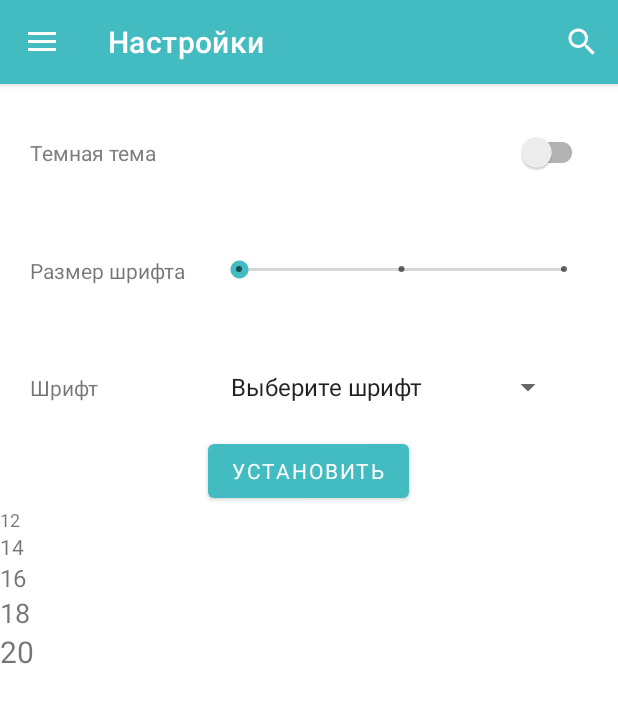
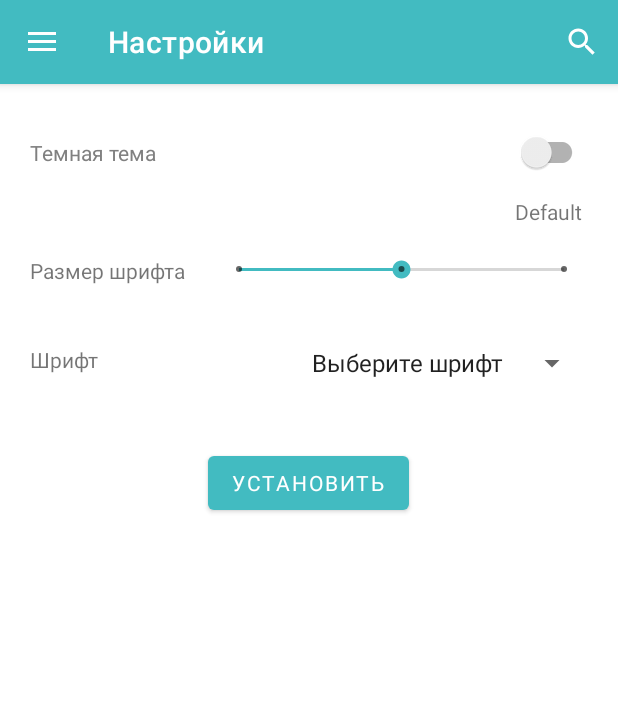
Before and after one commit to HelgaLnz/DiseaseDirectory, an Android app: the fragment OptionsFragment placed in its activity, on a phone screen of 412 x 824 dp. Shown: the top 703 px of the screen. Run offline under Robolectric (Android 15) with nearby library versions, the phone set to English and light mode, and no system bars.

Commit message:
change font size and font family

```diff
--- a/app/src/main/java/com/example/diseasedirectory/MainActivity.kt
+++ b/app/src/main/java/com/example/diseasedirectory/MainActivity.kt
@@ -10,6 +10,8 @@ import androidx.core.view.isVisible
 import androidx.fragment.app.Fragment
 import com.example.diseasedirectory.adapter.DiseaseAdapter
 import com.example.diseasedirectory.disease.Singleton
+import com.example.diseasedirectory.enum.FontFamilyName
+import com.example.diseasedirectory.textsizeutils.FontSize
 import com.example.diseasedirectory.typefaceutils.Typeface
 import kotlinx.android.synthetic.main.activity_main.*
 import kotlinx.android.synthetic.main.fragment_disease_list.view.*
@@ -20,7 +22,9 @@ class MainActivity : AppCompatActivity() {
 
     override fun onCreate(savedInstanceState: Bundle?) {
         val typeface = Typeface.initialSharedPreferences(this).getString(Typeface.KEY_FONT_FAMILY_STRING, "NoFontFamily")
-        Typeface.setFontFamilyApp(this, Typeface.getFontFamily(typeface!!))
+        Typeface.setFontFamilyApp(this, FontFamilyName.getFontFamily(typeface!!))
+        val textSize = FontSize.initialSharedPreferences(this).getString(FontSize.KEY_FONT_SIZE_STRING, "Default")
+        FontSize.setFontSizeApp(this, FontSize.getTextSize(textSize!!))
 
         super.onCreate(savedInstanceState)
         setContentView(R.layout.activity_main)
--- /dev/null
+++ b/app/src/main/java/com/example/diseasedirectory/textsizeutils/FontSize.kt
@@ -0,0 +1,56 @@
+package com.example.diseasedirectory.textsizeutils
+
+import android.content.Context
+import android.content.SharedPreferences
+import android.content.res.Resources
+import android.widget.TextView
+import android.widget.Toast
+import androidx.core.content.res.ResourcesCompat
+import com.example.diseasedirectory.R
+import com.example.diseasedirectory.enum.FontSizeEnum
+import com.example.diseasedirectory.typefaceutils.Typeface
+
+class FontSize {
+    companion object{
+        var spTextSize : SharedPreferences? = null
+        var editorTextSize: SharedPreferences.Editor? = null
+        const val KEY_FONT_SIZE_STRING = "FontSize"
+        private const val SHARED_PREF_NAME_FONT_SIZE = "FontSize"
+
+        fun initialSharedPreferences(context: Context): SharedPreferences {
+            spTextSize = context.getSharedPreferences(SHARED_PREF_NAME_FONT_SIZE, Context.MODE_PRIVATE)
+            return spTextSize!!
+        }
+
+        fun setFontSizeApp(context: Context, fontSize: FontSizeEnum){
+            try {
+                editorTextSize = initialSharedPreferences(context).edit()
+                editorTextSize!!.putString(KEY_FONT_SIZE_STRING, fontSize.name).apply()
+                when(fontSize){
+                    FontSizeEnum.Small -> context.resources.configuration.fontScale = FontSizeEnum.Small.coef
+                    FontSizeEnum.Default -> context.resources.configuration.fontScale = FontSizeEnum.Default.coef
+                    FontSizeEnum.Large -> context.resources.configuration.fontScale = FontSizeEnum.Large.coef
+                }
+                context.resources.updateConfiguration(context.resources.configuration, context.resources.displayMetrics)
+
+            }catch (e: Exception){
+                Toast.makeText(context, e.message, Toast.LENGTH_SHORT).show()
+            }
+        }
+        fun setFontSizeTextView(progress: Int, textView: TextView){
+            when(progress){
+                0 -> textView.textSize = 14 * FontSizeEnum.Small.coef
+                1 -> textView.textSize = 14 * FontSizeEnum.Default.coef
+                2 -> textView.textSize = 14 * FontSizeEnum.Large.coef
+            }
+        }
+        fun getTextSize(textSize: String): FontSizeEnum{
+            return when(textSize){
+                FontSizeEnum.Small.name -> FontSizeEnum.Small
+                FontSizeEnum.Default.name -> FontSizeEnum.Default
+                FontSizeEnum.Large.name -> FontSizeEnum.Large
+                else -> FontSizeEnum.Default
+            }
+        }
+    }
+}
--- a/app/src/main/java/com/example/diseasedirectory/typefaceutils/Typeface.kt
+++ b/app/src/main/java/com/example/diseasedirectory/typefaceutils/Typeface.kt
@@ -7,25 +7,23 @@ import android.widget.Toast
 import androidx.core.content.res.ResourcesCompat
 import com.example.diseasedirectory.R
 import com.example.diseasedirectory.enum.FontFamilyName
-import java.text.FieldPosition
 
 class Typeface {
     companion object{
-        var sharedPreferences : SharedPreferences? = null
-        var editor: SharedPreferences.Editor? = null
+        var spFontFamily : SharedPreferences? = null
+        var editorFontFamily: SharedPreferences.Editor? = null
         const val KEY_FONT_FAMILY_STRING = "FontFamily"
         private const val SHARED_PREF_NAME_FONT_FAMILY = "fontFamily"
 
         fun initialSharedPreferences(context: Context): SharedPreferences {
-            sharedPreferences = context.getSharedPreferences(SHARED_PREF_NAME_FONT_FAMILY, Context.MODE_PRIVATE)
-            return sharedPreferences!!
+            spFontFamily = context.getSharedPreferences(SHARED_PREF_NAME_FONT_FAMILY, Context.MODE_PRIVATE)
+            return spFontFamily!!
         }
 
         fun setFontFamilyApp(context: Context, font: FontFamilyName) {
             try {
-                editor = initialSharedPreferences(context).edit()
-                editor!!.putString(KEY_FONT_FAMILY_STRING, font.name)
-                editor!!.apply()
+                editorFontFamily = initialSharedPreferences(context).edit()
+                editorFontFamily!!.putString(KEY_FONT_FAMILY_STRING, font.name).apply()
                 when(font){
                     FontFamilyName.Sans_Serif -> context.setTheme(R.style.Theme_DiseaseDirectory_SansSerif)
                     FontFamilyName.Caveat -> context.setTheme(R.style.Theme_DiseaseDirectory_Caveat)
@@ -43,44 +41,10 @@ class Typeface {
         }
 
         fun setFontFamilyTextView(context: Context, position: Int, textView: TextView){
-            when(position){
-                1 -> textView.typeface = ResourcesCompat.getFont(context, R.font.sans_serif)
-                2 -> textView.typeface = ResourcesCompat.getFont(context, R.font.caveat)
-                3 -> textView.typeface = ResourcesCompat.getFont(context, R.font.lora)
-                4 -> textView.typeface = ResourcesCompat.getFont(context, R.font.lora_italic)
-                5 -> textView.typeface = ResourcesCompat.getFont(context, R.font.pacifico)
-                6 -> textView.typeface = ResourcesCompat.getFont(context, R.font.rubik)
-                7 -> textView.typeface = ResourcesCompat.getFont(context, R.font.rubik_italic)
-                8 -> textView.typeface = android.graphics.Typeface.SANS_SERIF
-            }
-        }
-
-        fun getFontFamily(fontFamilyString: String): FontFamilyName{
-            return when (fontFamilyString) {
-                FontFamilyName.Sans_Serif.name -> FontFamilyName.Sans_Serif
-                FontFamilyName.Caveat.name -> FontFamilyName.Caveat
-                FontFamilyName.Lora.name -> FontFamilyName.Lora
-                FontFamilyName.Lora_Italic.name -> FontFamilyName.Lora_Italic
-                FontFamilyName.Pacifico.name -> FontFamilyName.Pacifico
-                FontFamilyName.Rubik.name -> FontFamilyName.Rubik
-                FontFamilyName.Rubik_Italic.name -> FontFamilyName.Rubik_Italic
-                FontFamilyName.sans_default.name -> FontFamilyName.sans_default
-                else -> FontFamilyName.NoFontFamily
-            }
-        }
-
-        fun getFontFamily(position: Int): FontFamilyName{
-            return when (position) {
-                1 -> FontFamilyName.Sans_Serif
-                2 -> FontFamilyName.Caveat
-                3 -> FontFamilyName.Lora
-                4 -> FontFamilyName.Lora_Italic
-                5 -> FontFamilyName.Pacifico
-                6 -> FontFamilyName.Rubik
-                7 -> FontFamilyName.Rubik_Italic
-                8 -> FontFamilyName.sans_default
-                else -> FontFamilyName.NoFontFamily
-            }
+            if(position == 8)
+                textView.typeface = android.graphics.Typeface.SANS_SERIF
+            else
+                textView.typeface = ResourcesCompat.getFont(context, FontFamilyName.getFontFamilyId(position))
         }
     }
 }
--- a/app/src/main/res/layout/fragment_options.xml
+++ b/app/src/main/res/layout/fragment_options.xml
@@ -56,7 +56,6 @@
     <LinearLayout
         android:layout_width="match_parent"
         android:layout_height="wrap_content"
-        android:layout_marginTop="16dp"
         android:padding="20dp"
         android:orientation="horizontal">
 
@@ -67,17 +66,25 @@
             android:text="@string/font_family"
             android:layout_marginEnd="80dp"
             android:textSize="14sp" />
+        <LinearLayout
+            android:layout_width="match_parent"
+            android:layout_height="wrap_content"
+            android:gravity="end">
 
             <Spinner
                 android:id="@+id/spinnerFontFamily"
-            android:layout_width="230dp"
-            android:layout_height="wrap_content" />
+                android:layout_width="wrap_content"
+                android:layout_height="wrap_content"
+                android:layout_gravity="end" />
+        </LinearLayout>
+
 
     </LinearLayout>
 
     <LinearLayout
         android:layout_width="match_parent"
         android:layout_height="wrap_content"
+        android:layout_marginTop="24dp"
         android:gravity="center">
 
         <Button
@@ -85,42 +92,8 @@
             android:layout_width="wrap_content"
             android:layout_height="wrap_content"
             android:gravity="center_vertical"
+            android:textSize="14sp"
             android:text="@string/set_button_text" />
 
     </LinearLayout>
-
-    <LinearLayout
-        android:layout_width="match_parent"
-        android:layout_height="wrap_content"
-        android:orientation="vertical">
-        <TextView
-            android:layout_width="match_parent"
-            android:layout_height="wrap_content"
-            android:text="12"
-            android:textSize="12sp"/>
-
-        <TextView
-            android:layout_width="wrap_content"
-            android:layout_height="match_parent"
-            android:text="14"
-            android:textSize="14sp"/>
-        <TextView
-            android:layout_width="match_parent"
-            android:layout_height="wrap_content"
-            android:text="16"
-            android:textSize="16sp"/>
-        <TextView
-            android:layout_width="match_parent"
-            android:layout_height="wrap_content"
-            android:text="18"
-            android:textSize="18sp"/>
-
-        <TextView
-            android:layout_width="wrap_content"
-            android:layout_height="match_parent"
-            android:text="20"
-            android:textSize="20sp"/>
 </LinearLayout>
-
-
-</LinearLayout>
--- /dev/null
+++ b/app/src/main/res/values/styles.xml
@@ -0,0 +1,6 @@
+<?xml version="1.0" encoding="utf-8"?>
+<resources>
+    <style name="ImageButtonStyle">
+        <item name="cornerRadius">20dp</item>
+    </style>
+</resources>
```
Also changed, not shown: app/src/main/java/com/example/diseasedirectory/OptionsFragment.kt (+33 -58 lines), app/src/main/java/com/example/diseasedirectory/enum/FontFamilyName.kt (+57 -1 lines), app/src/main/java/com/example/diseasedirectory/enum/FontSizeEnum.kt (added, +30 -0 lines), app/src/main/res/layout/fragment_disease.xml (+2 -5 lines). Lines whose indentation alone changed are shown as unchanged.
